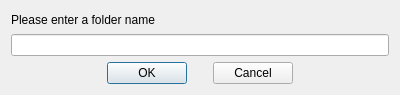
First picture: the form in App/panes/server_manage/new_folder_dialog.ui, repository fengzhu2007/anycode, before the edit.
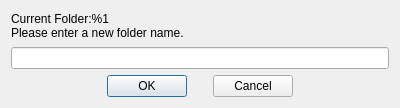
Second picture: the form after the edit.

What changed in the file:
```diff
--- a/App/panes/server_manage/new_folder_dialog.ui
+++ b/App/panes/server_manage/new_folder_dialog.ui
@@ -7,7 +7,7 @@
     <x>0</x>
     <y>0</y>
     <width>400</width>
-    <height>95</height>
+    <height>108</height>
    </rect>
   </property>
   <property name="windowTitle">
@@ -17,7 +17,8 @@
    <item>
     <widget class="QLabel" name="label">
      <property name="text">
-      <string>Please enter a folder name</string>
+      <string>Current Folder:%1
+Please enter a new folder name.</string>
      </property>
     </widget>
    </item>
```
